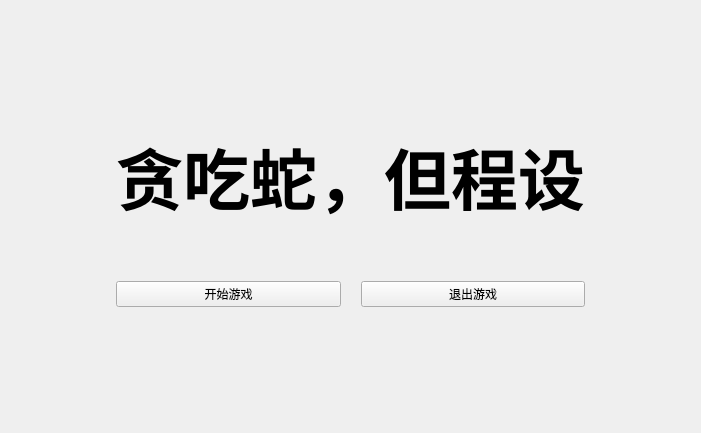
UbeCc/SnakeFoP, file widget.ui: the form before one commit.
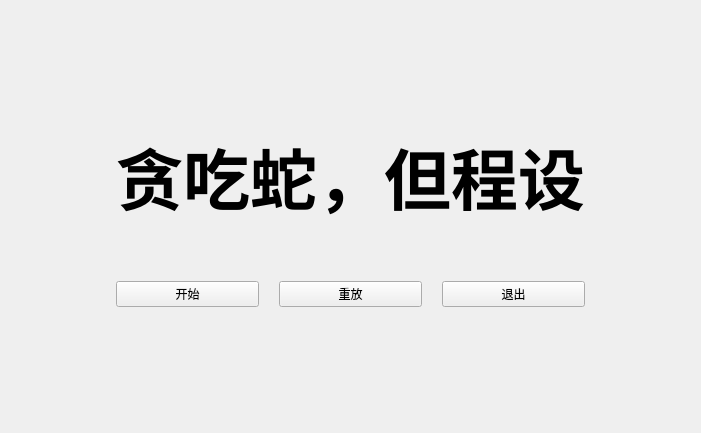
The form after the commit.

The edit to the form file:
```diff
--- a/widget.ui
+++ b/widget.ui
@@ -91,14 +91,21 @@
        <item>
         <widget class="QPushButton" name="enterButton">
          <property name="text">
-          <string>开始游戏</string>
+          <string>开始</string>
+         </property>
+        </widget>
+       </item>
+       <item>
+        <widget class="QPushButton" name="replayButton">
+         <property name="text">
+          <string>重放</string>
          </property>
         </widget>
        </item>
        <item>
         <widget class="QPushButton" name="exitButton">
          <property name="text">
-          <string>退出游戏</string>
+          <string>退出</string>
          </property>
         </widget>
        </item>
```
